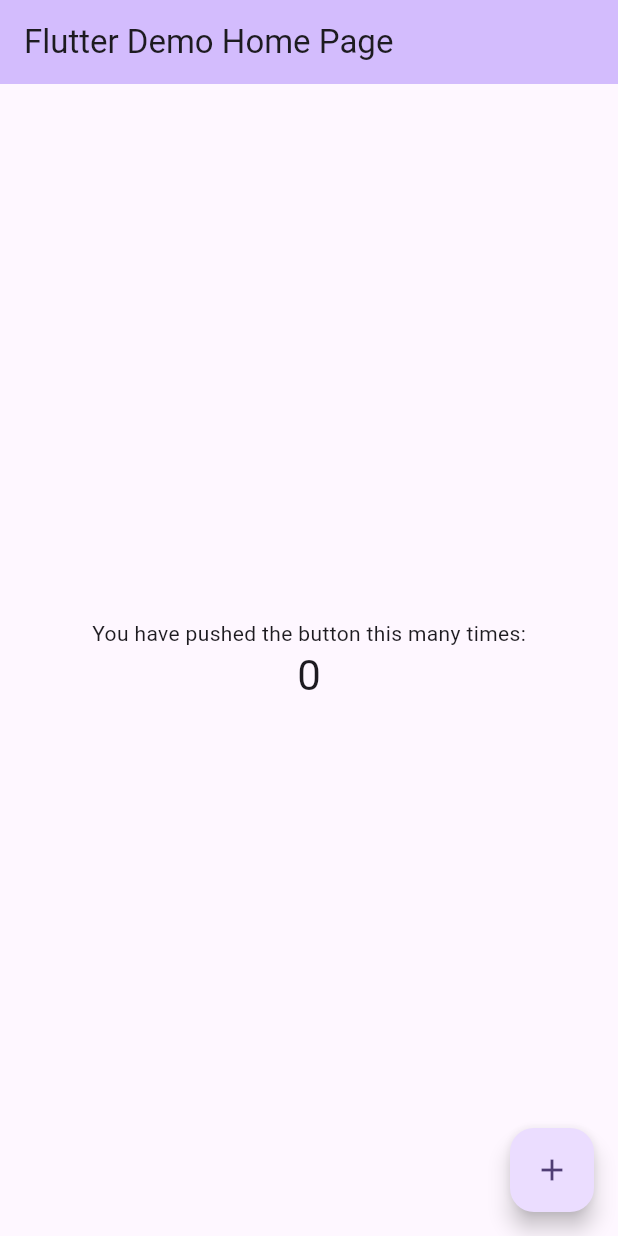
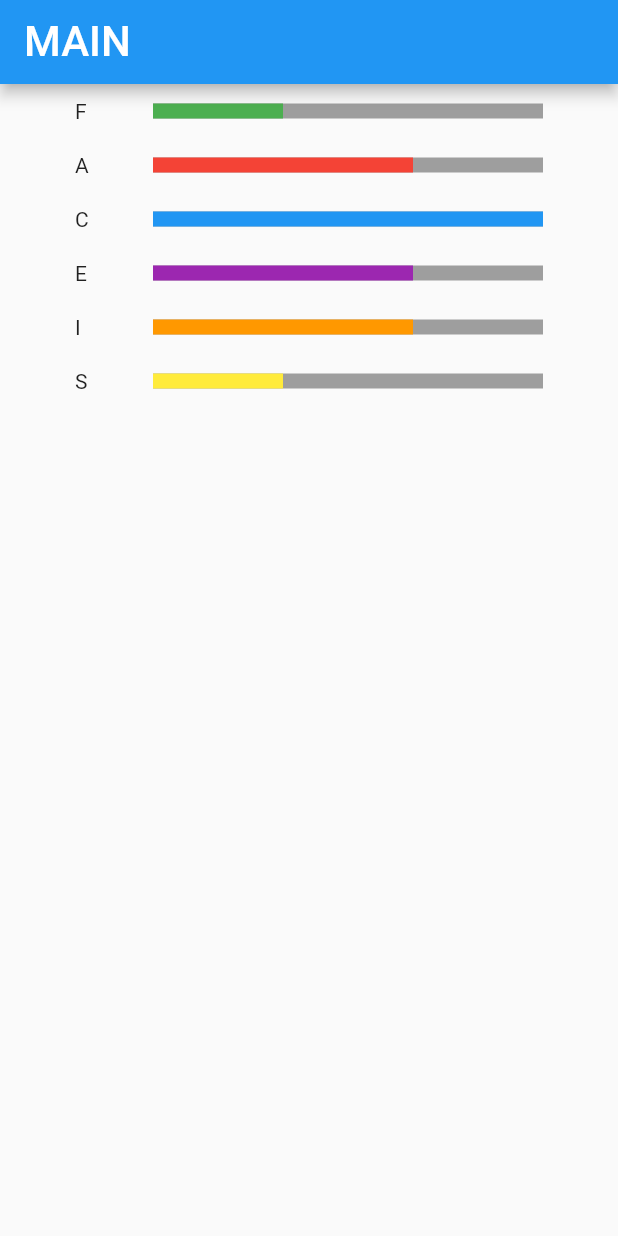
Before and after one commit to joao99lopes/sleev-frontend, a Flutter app: the screen it shows after launch, on a phone screen of 412 x 824 dp. Run offline on Flutter 3.47's test engine with Material 2 defaults, Android fonts, the phone set to English and light mode, and no system bars; our stand-ins replace flutter_secure_storage.

Commit message:
LOGIN REGSITER PROGRESS

```diff
--- /dev/null
+++ b/lib/global_progress_screen.dart
@@ -0,0 +1,110 @@
+import 'dart:convert';
+
+import 'package:flutter_secure_storage/flutter_secure_storage.dart';
+import 'package:http/http.dart';
+import 'package:sleev_frontend/api.dart';
+import 'package:flutter/material.dart';
+
+import 'error_snack_bar.dart';
+
+class GlobalProgressScreen extends StatefulWidget {
+  const GlobalProgressScreen({Key? key}) : super(key: key);
+
+  @override
+  State<GlobalProgressScreen> createState() => _GlobalProgressScreenState();
+}
+
+class _GlobalProgressScreenState extends State<GlobalProgressScreen> {
+  @override
+  Widget build(BuildContext context) => Scaffold(
+      appBar: AppBar(
+        title: const Text(
+          "MAIN",
+          style: TextStyle(
+            fontSize: 28,
+          ),
+        ),
+//      centerTitle: true,
+      ),
+      body: SingleChildScrollView(
+          child: Container(
+        alignment: Alignment.center,
+        child: Column(
+          children: [
+            ProgressBarStatus(progressPhase: 1, area: 'F',),
+            ProgressBarStatus(progressPhase: 2, area: 'A',),
+            ProgressBarStatus(progressPhase: 3, area: 'C',),
+            ProgressBarStatus(progressPhase: 2, area: 'E',),
+            ProgressBarStatus(progressPhase: 2, area: 'I',),
+            ProgressBarStatus(progressPhase: 1, area: 'S',),
+          ],
+        ),
+      )));
+
+  Future<void> loginUser(TextEditingController emailController,
+      TextEditingController passwordController) async {
+    Response result = await API.login(
+        emailController.value.text, passwordController.value.text);
+
+    if (result.statusCode == 200) {
+      var body = json.decode(result.body);
+      FlutterSecureStorage storage = const FlutterSecureStorage();
+      await storage.write(key: 'authToken', value: body['auth_token']);
+    } else {
+      final scaffoldMessenger = ScaffoldMessenger.of(context);
+
+      scaffoldMessenger.showSnackBar(
+        SnackBar(
+          content: ErrorSnackBar(message: 'Custom SnackBar'),
+          duration: const Duration(seconds: 3), // Adjust duration as needed
+        ),
+      );
+    }
+  }
+}
+
+
+class ProgressBarStatus extends StatelessWidget {
+  final int progressPhase;
+  final String area;
+
+  ProgressBarStatus({super.key,
+    required this.progressPhase,
+    required this.area,
+  });
+
+  @override
+  Widget build(BuildContext context) {
+    double progressStatus = progressPhase / 3.0;
+    progressStatus = progressStatus.clamp(0.0, 1.0);
+
+    Map<String, Color> colorChoosing = {
+      "F": Colors.green,
+      "A": Colors.red,
+      "C": Colors.blue,
+      "E": Colors.purple,
+      "I": Colors.orange,
+      "S": Colors.yellow,
+    };
+
+    Color? areaColor = colorChoosing[area];
+
+    return Container(
+      padding: const EdgeInsets.symmetric(vertical: 10, horizontal: 50), // Removed horizontal padding
+      child: Row(
+        children: [
+          Expanded(flex: 1, child: Text(area)),
+          Expanded(
+            flex: 5,
+            child: LinearProgressIndicator(
+              value: progressStatus,
+              minHeight: 10,
+              backgroundColor: Colors.grey,
+              valueColor: AlwaysStoppedAnimation<Color>(areaColor ?? Colors.black),
+            ),
+          ),
+        ],
+      ),
+    );
+  }
+}
--- a/lib/main.dart
+++ b/lib/main.dart
@@ -1,125 +1,14 @@
 import 'package:flutter/material.dart';
+import 'package:flutter_secure_storage/flutter_secure_storage.dart';
 
-void main() {
-  runApp(const MyApp());
+import 'global_progress_screen.dart';
+import 'register_screen.dart';
+
+Future<void> main() async {
+  WidgetsFlutterBinding.ensureInitialized();
+  var storage = const FlutterSecureStorage();
+  final token = await storage.read(key: 'authToken');
+
+  runApp(
+      MaterialApp(home: token != null ? const RegisterScreen() : const GlobalProgressScreen()));
 }
-
-class MyApp extends StatelessWidget {
-  const MyApp({super.key});
-
-  // This widget is the root of your application.
-  @override
-  Widget build(BuildContext context) {
-    return MaterialApp(
-      title: 'Flutter Demo',
-      theme: ThemeData(
-        // This is the theme of your application.
-        //
-        // TRY THIS: Try running your application with "flutter run". You'll see
-        // the application has a blue toolbar. Then, without quitting the app,
-        // try changing the seedColor in the colorScheme below to Colors.green
-        // and then invoke "hot reload" (save your changes or press the "hot
-        // reload" button in a Flutter-supported IDE, or press "r" if you used
-        // the command line to start the app).
-        //
-        // Notice that the counter didn't reset back to zero; the application
-        // state is not lost during the reload. To reset the state, use hot
-        // restart instead.
-        //
-        // This works for code too, not just values: Most code changes can be
-        // tested with just a hot reload.
-        colorScheme: ColorScheme.fromSeed(seedColor: Colors.deepPurple),
-        useMaterial3: true,
-      ),
-      home: const MyHomePage(title: 'Flutter Demo Home Page'),
-    );
-  }
-}
-
-class MyHomePage extends StatefulWidget {
-  const MyHomePage({super.key, required this.title});
-
-  // This widget is the home page of your application. It is stateful, meaning
-  // that it has a State object (defined below) that contains fields that affect
-  // how it looks.
-
-  // This class is the configuration for the state. It holds the values (in this
-  // case the title) provided by the parent (in this case the App widget) and
-  // used by the build method of the State. Fields in a Widget subclass are
-  // always marked "final".
-
-  final String title;
-
-  @override
-  State<MyHomePage> createState() => _MyHomePageState();
-}
-
-class _MyHomePageState extends State<MyHomePage> {
-  int _counter = 0;
-
-  void _incrementCounter() {
-    setState(() {
-      // This call to setState tells the Flutter framework that something has
-      // changed in this State, which causes it to rerun the build method below
-      // so that the display can reflect the updated values. If we changed
-      // _counter without calling setState(), then the build method would not be
-      // called again, and so nothing would appear to happen.
-      _counter++;
-    });
-  }
-
-  @override
-  Widget build(BuildContext context) {
-    // This method is rerun every time setState is called, for instance as done
-    // by the _incrementCounter method above.
-    //
-    // The Flutter framework has been optimized to make rerunning build methods
-    // fast, so that you can just rebuild anything that needs updating rather
-    // than having to individually change instances of widgets.
-    return Scaffold(
-      appBar: AppBar(
-        // TRY THIS: Try changing the color here to a specific color (to
-        // Colors.amber, perhaps?) and trigger a hot reload to see the AppBar
-        // change color while the other colors stay the same.
-        backgroundColor: Theme.of(context).colorScheme.inversePrimary,
-        // Here we take the value from the MyHomePage object that was created by
-        // the App.build method, and use it to set our appbar title.
-        title: Text(widget.title),
-      ),
-      body: Center(
-        // Center is a layout widget. It takes a single child and positions it
-        // in the middle of the parent.
-        child: Column(
-          // Column is also a layout widget. It takes a list of children and
-          // arranges them vertically. By default, it sizes itself to fit its
-          // children horizontally, and tries to be as tall as its parent.
-          //
-          // Column has various properties to control how it sizes itself and
-          // how it positions its children. Here we use mainAxisAlignment to
-          // center the children vertically; the main axis here is the vertical
-          // axis because Columns are vertical (the cross axis would be
-          // horizontal).
-          //
-          // TRY THIS: Invoke "debug painting" (choose the "Toggle Debug Paint"
-          // action in the IDE, or press "p" in the console), to see the
-          // wireframe for each widget.
-          mainAxisAlignment: MainAxisAlignment.center,
-          children: <Widget>[
-            const Text(
-              'You have pushed the button this many times:',
-            ),
-            Text(
-              '$_counter',
-              style: Theme.of(context).textTheme.headlineMedium,
-            ),
-          ],
-        ),
-      ),
-      floatingActionButton: FloatingActionButton(
-        onPressed: _incrementCounter,
-        tooltip: 'Increment',
-        child: const Icon(Icons.add),
-      ), // This trailing comma makes auto-formatting nicer for build methods.
-    );
-  }
-}
--- a/pubspec.yaml
+++ b/pubspec.yaml
@@ -30,11 +30,14 @@ environment:
 dependencies:
   flutter:
     sdk: flutter
+  intl: ^0.17.0
 
 
   # The following adds the Cupertino Icons font to your application.
   # Use with the CupertinoIcons class for iOS style icons.
   cupertino_icons: ^1.0.2
+  flutter_secure_storage: ^9.0.0
+  http: ^1.1.0
 
 dev_dependencies:
   flutter_test:
```
Also changed, not shown: lib/api.dart (added, +71 -0 lines), lib/error_snack_bar.dart (added, +32 -0 lines), lib/login_screen.dart (added, +121 -0 lines), lib/register_screen.dart (added, +204 -0 lines), pubspec.lock, 1 other file.
